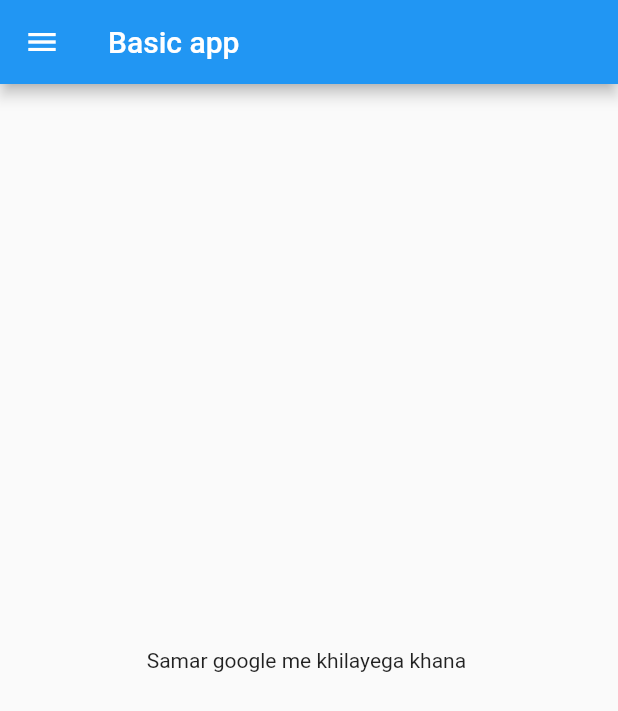
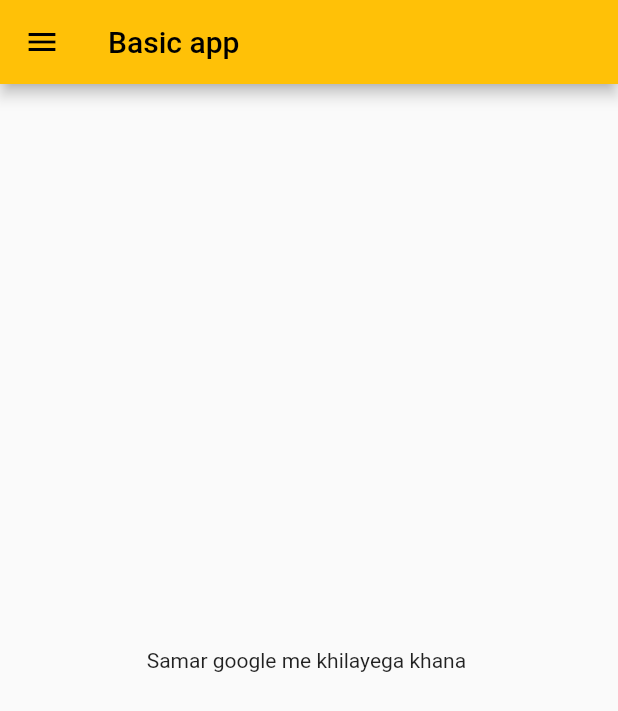
Before and after one commit to arnavkshah15/learning_flutter, a Flutter app: the screen it shows after launch, on a phone screen of 412 x 824 dp. Shown: the top 711 px of the screen. Run offline on Flutter 3.47's test engine with Material 2 defaults, Android fonts, the phone set to English and light mode, and no system bars.

Commit message:
Day 3 Complete

```diff
--- a/lib/main.dart
+++ b/lib/main.dart
@@ -1,5 +1,6 @@
 import 'package:flutter/material.dart';
-import 'package:learn_flutter/home_page.dart';
+import 'package:learn_flutter/pages/home_page.dart';
+import 'package:learn_flutter/pages/login_page.dart';
 
 void main() {
   runApp(MyApp());
@@ -11,7 +12,11 @@ class MyApp extends StatelessWidget {
   @override
   Widget build(BuildContext context) {
     return MaterialApp(
-      home: HomePage(),
+      themeMode: ThemeMode.light,
+      theme: ThemeData(primarySwatch: Colors.amber),
+      darkTheme: ThemeData(brightness: Brightness.dark),
+      initialRoute: "/home",
+      routes: {"/": (context) => LoginPage(), "/home": (context) => HomePage()},
     );
   }
 }
```
Also changed, not shown: lib/pages/login_page.dart (added, +18 -0 lines), lib/pages/home_page.dart (renamed from lib/home_page.dart).
